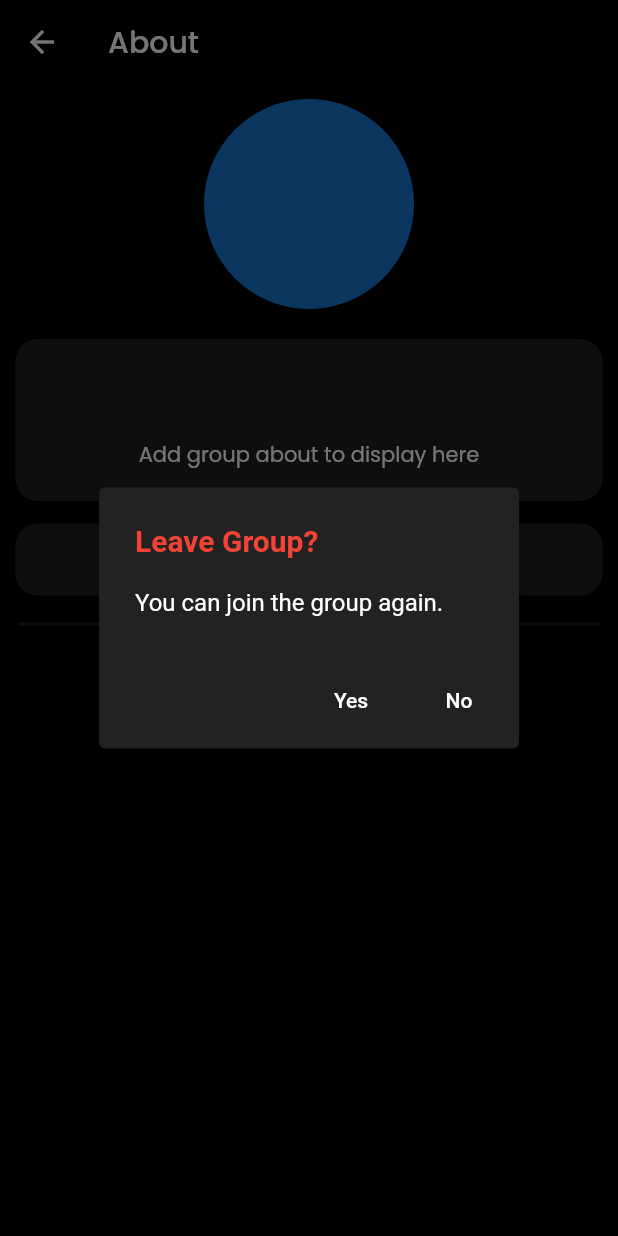
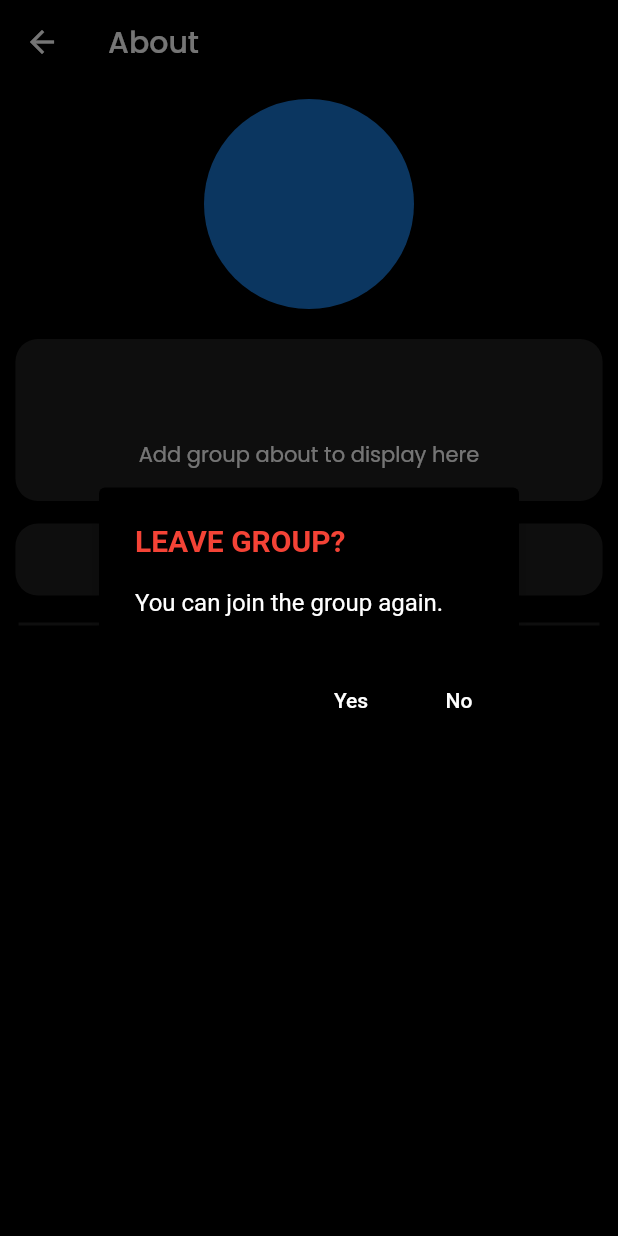
Before and after one commit to GPSxtreme/chatEx, a Flutter app: the GroupInfoScreen screen opened directly with empty values, after a tap on an icon or button, on a phone screen of 412 x 824 dp. Run offline on Flutter 3.47's test engine with Material 2 defaults, Android fonts, the light colour scheme and no system bars; our stand-ins replace animated_text_kit, auto_size_text, cached_network_image, cloud_firestore, drop_shadow, file_picker and 11 more; missing offline and left inert: external_app_launcher; accounts and stored records are empty.

Commit message:
minor changes to group info screen

```diff
--- a/lib/consts.dart
+++ b/lib/consts.dart
@@ -1,4 +1,5 @@
 import 'package:auto_size_text/auto_size_text.dart';
+import 'package:chat_room/services/themeDataService.dart';
 import 'package:flutter/material.dart';
 import 'package:google_fonts/google_fonts.dart';
 import 'package:hexcolor/hexcolor.dart';
@@ -98,7 +99,7 @@ Future showDialogBox(BuildContext context, title, String msg, Color titleColor,
       builder: (BuildContext context) {
         return AlertDialog(
           elevation: 5,
-          backgroundColor: HexColor("#222222"),
+          backgroundColor: MainScreenTheme.mainScreenBg,
           title: Text(
             title,
             style: TextStyle(
--- a/lib/pages/groupInfoScreen.dart
+++ b/lib/pages/groupInfoScreen.dart
@@ -177,7 +177,7 @@ class _GroupInfoScreenState extends State<GroupInfoScreen> {
                                     onPressed: () {
                                       showDialogBox(
                                           context,
-                                          'Leave Group?',
+                                          'LEAVE GROUP?',
                                           "You can join the group again.",
                                           Colors.red,
                                           leaveGroup,
```
